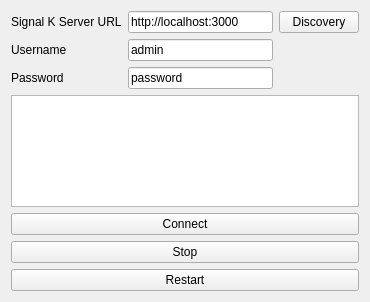
Qt form ui/Settings.ui (OpenFairWind/FairWindSK) before a commit.
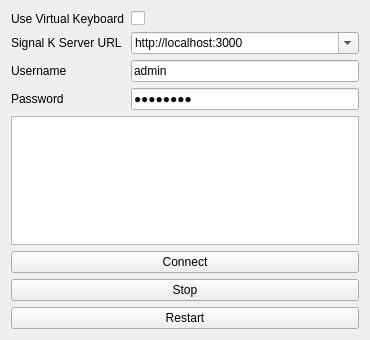
The same form after that commit.

Commit message: Fixed password field issue Added navigate to waypoint files Removed discovery button Automated the service discovery Added a drop down for discovered services

What changed in the file:
```diff
--- a/ui/Settings.ui
+++ b/ui/Settings.ui
@@ -7,7 +7,7 @@
     <x>0</x>
     <y>0</y>
     <width>370</width>
-    <height>302</height>
+    <height>340</height>
    </rect>
   </property>
   <property name="windowTitle">
@@ -33,14 +33,29 @@
      <property name="horizontalSpacing">
       <number>-1</number>
      </property>
-     <item row="1" column="2">
+     <item row="2" column="2">
       <widget class="QLineEdit" name="lineEdit_username">
        <property name="text">
         <string>admin</string>
        </property>
       </widget>
      </item>
-     <item row="2" column="1">
+     <item row="1" column="2">
+      <widget class="QComboBox" name="comboBox_signalkserverurl">
+       <property name="editable">
+        <bool>true</bool>
+       </property>
+       <property name="currentText">
+        <string notr="true">http://localhost:3000</string>
+       </property>
+       <item>
+        <property name="text">
+         <string notr="true">http://localhost:3000</string>
+        </property>
+       </item>
+      </widget>
+     </item>
+     <item row="3" column="1">
       <widget class="QLabel" name="label_password">
        <property name="text">
         <string>Password</string>
@@ -48,37 +63,40 @@
       </widget>
      </item>
      <item row="1" column="1">
-      <widget class="QLabel" name="label_username">
+      <widget class="QLabel" name="label_signalkserverurl">
        <property name="text">
-        <string>Username</string>
+        <string>Signal K Server URL</string>
        </property>
       </widget>
      </item>
-     <item row="0" column="2">
-      <widget class="QLineEdit" name="lineEdit_signalkserverurl">
-       <property name="text">
-        <string>http://localhost:3000</string>
-       </property>
-      </widget>
-     </item>
-     <item row="2" column="2">
+     <item row="3" column="2">
       <widget class="QLineEdit" name="lineEdit_password">
        <property name="text">
         <string>password</string>
        </property>
+       <property name="echoMode">
+        <enum>QLineEdit::PasswordEchoOnEdit</enum>
+       </property>
+      </widget>
+     </item>
+     <item row="2" column="1">
+      <widget class="QLabel" name="label_username">
+       <property name="text">
+        <string>Username</string>
+       </property>
       </widget>
      </item>
      <item row="0" column="1">
-      <widget class="QLabel" name="label_signalkserverurl">
+      <widget class="QLabel" name="label_virtualkeyboard">
        <property name="text">
-        <string>Signal K Server URL</string>
+        <string>Use Virtual Keyboard</string>
        </property>
       </widget>
      </item>
-     <item row="0" column="3">
-      <widget class="QPushButton" name="pushButton_discovery">
+     <item row="0" column="2">
+      <widget class="QCheckBox" name="checkBox_virtualkeboard">
        <property name="text">
-        <string>Discovery</string>
+        <string/>
        </property>
       </widget>
      </item>
```
The commit also changes 2 other files.
